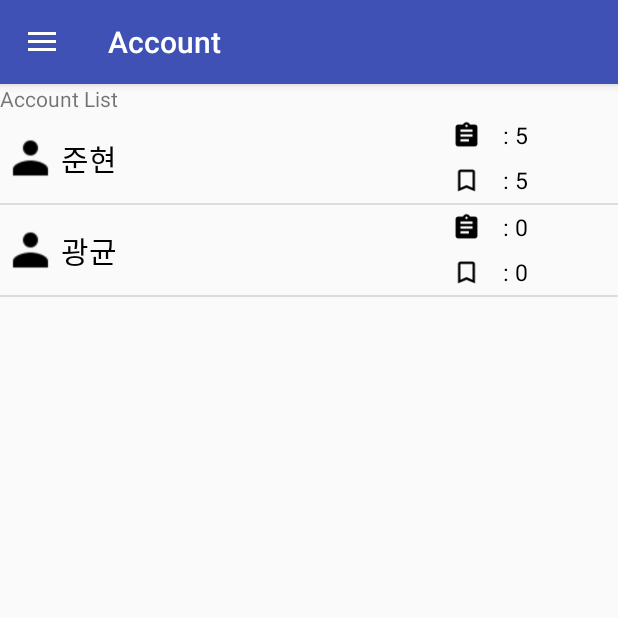
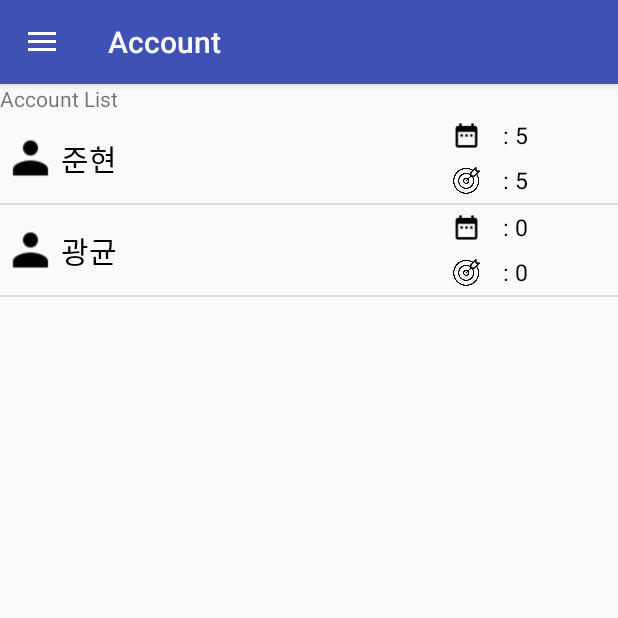
Before and after one commit to Durumari/partner, an Android app: the screen it shows after launch (MainActivity), in the side drawer, after a tap on "Account Settings", on a phone screen of 412 x 824 dp, the top half of it. Run offline under Robolectric (Android 15) with nearby library versions, the phone set to English and light mode, and no system bars; libraries missing offline, so code that uses them is left out: com.naver.speech, com.perples.recosdk, net.daum.mf; 16 statements that could not run were skipped.

Commit message:
updated UserData (Completed, Missed)

```diff
--- a/app/src/main/java/com/a3did/partner/account/UserManager.java
+++ b/app/src/main/java/com/a3did/partner/account/UserManager.java
@@ -6,6 +6,8 @@ import android.support.v4.content.ContextCompat;
 
 import com.a3did.partner.adapterlist.AchievementListData;
 import com.a3did.partner.adapterlist.AssistantListData;
+import com.a3did.partner.adapterlist.CompletedListData;
+import com.a3did.partner.adapterlist.MissedListData;
 import com.a3did.partner.adapterlist.RewardListData;
 import com.a3did.partner.partner.R;
 
@@ -152,8 +154,49 @@ public class UserManager {
         //safety
 
         //completed
+        CompletedListData completedListData = new CompletedListData();
+        completedListData.setItem(ContextCompat.getDrawable(mContext, R.drawable.ic_goal_black_24dp),
+                "문제집 다 풀기") ;
+        userInfo.mCompletedInfoList.add(completedListData);
+        // 두 번째 아이템 추가.
+        completedListData = new CompletedListData();
+        completedListData.setItem(ContextCompat.getDrawable(mContext, R.drawable.ic_date_range_black_24dp),
+                "수학 숙제하기") ;
+        userInfo.mCompletedInfoList.add(completedListData);
+        // 세 번째 아이템 추가.
+        completedListData = new CompletedListData();
+        completedListData.setItem(ContextCompat.getDrawable(mContext, R.drawable.ic_date_range_black_24dp),
+                "강아지 먹이주기") ;
+        userInfo.mCompletedInfoList.add(completedListData);
+
+        completedListData = new CompletedListData();
+        completedListData.setItem(ContextCompat.getDrawable(mContext, R.drawable.ic_goal_black_24dp),
+                "이번주 설거지 3번하기") ;
+        userInfo.mCompletedInfoList.add(completedListData);
 
         //missed
+        MissedListData missedListData = new MissedListData();
+        missedListData.setItem(ContextCompat.getDrawable(mContext, R.drawable.ic_goal_black_24dp),
+                "방 청소하기");
+        userInfo.mMissedInfoList.add(missedListData);
+
+        missedListData = new MissedListData();
+        missedListData.setItem(ContextCompat.getDrawable(mContext, R.drawable.ic_goal_black_24dp),
+                "아침 일찍 일어나기") ;
+        userInfo.mMissedInfoList.add(missedListData);
+
+        missedListData = new MissedListData();
+        missedListData.setItem(ContextCompat.getDrawable(mContext, R.drawable.ic_date_range_black_24dp),
+                "수학 숙제하기") ;
+        userInfo.mMissedInfoList.add(missedListData);
+
+        missedListData = new MissedListData();
+        missedListData.setItem(ContextCompat.getDrawable(mContext, R.drawable.ic_date_range_black_24dp),
+                "태권도 학원가기") ;
+        userInfo.mMissedInfoList.add(missedListData);
+
+
+
 
         mUserInfoList.add(userInfo);
 
--- a/app/src/main/java/com/a3did/partner/adapterlist/CompletedListData.java
+++ b/app/src/main/java/com/a3did/partner/adapterlist/CompletedListData.java
@@ -10,6 +10,10 @@ public class CompletedListData {
     private String titleStr ;
 //    private String dateStr ;
 
+    public void setItem(Drawable icon, String title){
+        iconDrawable = icon;
+        titleStr = title;
+    }
     public void setIcon(Drawable icon) {
         iconDrawable = icon ;
     }
--- a/app/src/main/java/com/a3did/partner/adapterlist/MissedListData.java
+++ b/app/src/main/java/com/a3did/partner/adapterlist/MissedListData.java
@@ -10,6 +10,10 @@ public class MissedListData {
     private String titleStr ;
     //private String dateStr ;
 
+    public void setItem(Drawable icon, String title){
+        iconDrawable = icon;
+        titleStr = title;
+    }
     public void setIcon(Drawable icon) {
         iconDrawable = icon ;
     }
--- a/app/src/main/java/com/a3did/partner/adapterlist/SafetyData.java
+++ b/app/src/main/java/com/a3did/partner/adapterlist/SafetyData.java
@@ -10,6 +10,11 @@ public class SafetyData {
     private String titleStr ;
     private String dateStr ;
 
+    public void setItem(Drawable icon, String title, String desc){
+        iconDrawable = icon;
+        titleStr = title;
+        dateStr = desc ;
+    }
     public void setIcon(Drawable icon) {
         iconDrawable = icon ;
     }
--- a/app/src/main/java/com/a3did/partner/fragmentlist/SafetyFragment.java
+++ b/app/src/main/java/com/a3did/partner/fragmentlist/SafetyFragment.java
@@ -16,7 +16,6 @@ import android.widget.ListView;
 
 import com.a3did.partner.adapterlist.SafetyAdapter;
 import com.a3did.partner.partner.R;
-import com.google.android.gms.maps.MapFragment;
 
 import java.util.ArrayList;
 
--- a/app/src/main/res/layout/list_row_account.xml
+++ b/app/src/main/res/layout/list_row_account.xml
@@ -44,7 +44,7 @@
                 android:layout_height="match_parent"
                 android:layout_margin="5dp"
                 android:layout_marginLeft="2dp"
-                android:src="@drawable/ic_assignment_black_24dp"
+                android:src="@drawable/ic_date_range_black_24dp"
                 />
             <TextView
                 android:layout_width="wrap_content"
@@ -75,7 +75,7 @@
                 android:layout_height="match_parent"
                 android:layout_margin="5dp"
                 android:layout_marginLeft="2dp"
-                android:src="@drawable/ic_bookmark_border_black_24dp"
+                android:src="@drawable/ic_goal_black_24dp"
                 />
             <TextView
                 android:layout_width="wrap_content"
--- a/app/src/main/res/layout/list_row_missed_list.xml
+++ b/app/src/main/res/layout/list_row_missed_list.xml
@@ -24,8 +24,7 @@
             android:id="@+id/textView1"
             android:textSize="20dp"
             android:textColor="#000000"
-            android:gravity="
-            center_vertical|left"
+            android:gravity="center_vertical|left"
             android:layout_marginTop="15dp"
             android:layout_weight="2" />
 
```
Also changed, not shown: app/src/main/java/com/a3did/partner/fragmentlist/CompletedListFragment.java (+7 -12 lines), app/src/main/java/com/a3did/partner/fragmentlist/MissedListFragment.java (+8 -25 lines).
